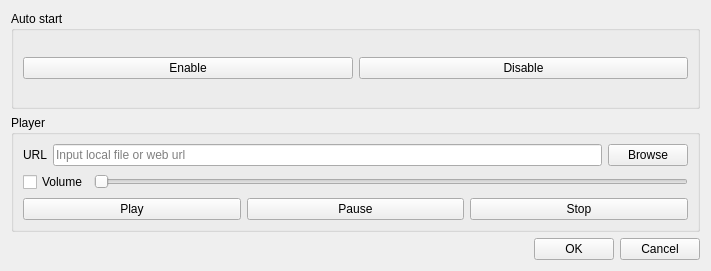
First picture: the form in forms/preferencesdialog.ui, repository wangwenx190/dynamic-desktop, before the edit.
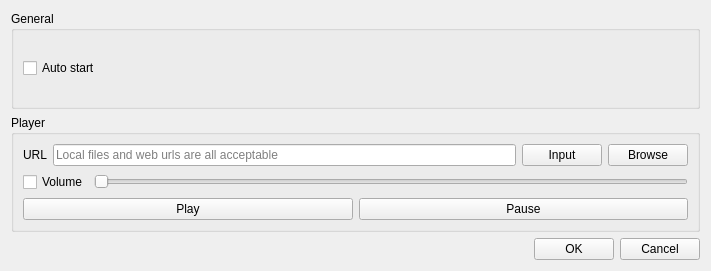
Second picture: the form after the edit.

The edit to the form file:
```diff
--- a/forms/preferencesdialog.ui
+++ b/forms/preferencesdialog.ui
@@ -23,20 +23,13 @@
    <item>
     <widget class="QGroupBox" name="groupBox_autoStart">
      <property name="title">
-      <string>Auto start</string>
+      <string>General</string>
      </property>
      <layout class="QHBoxLayout" name="horizontalLayout_2">
       <item>
-       <widget class="QPushButton" name="pushButton_enableAutoStart">
+       <widget class="QCheckBox" name="checkBox_autostart">
         <property name="text">
-         <string>Enable</string>
-        </property>
-       </widget>
-      </item>
-      <item>
-       <widget class="QPushButton" name="pushButton_disableAutoStart">
-        <property name="text">
-         <string>Disable</string>
+         <string>Auto start</string>
         </property>
        </widget>
       </item>
@@ -60,13 +53,26 @@
         </item>
         <item>
          <widget class="QLineEdit" name="lineEdit_url">
+          <property name="enabled">
+           <bool>true</bool>
+          </property>
+          <property name="readOnly">
+           <bool>true</bool>
+          </property>
           <property name="placeholderText">
-           <string>Input local file or web url</string>
+           <string>Local files and web urls are all acceptable</string>
           </property>
          </widget>
         </item>
         <item>
-         <widget class="QPushButton" name="pushButton_browse">
+         <widget class="QPushButton" name="pushButton_url_input">
+          <property name="text">
+           <string>Input</string>
+          </property>
+         </widget>
+        </item>
+        <item>
+         <widget class="QPushButton" name="pushButton_url_browse">
           <property name="text">
            <string>Browse</string>
           </property>
@@ -108,13 +114,6 @@
           </property>
          </widget>
         </item>
-        <item>
-         <widget class="QPushButton" name="pushButton_stop">
-          <property name="text">
-           <string>Stop</string>
-          </property>
-         </widget>
-        </item>
        </layout>
       </item>
      </layout>
```
Left out of the diff: 2 changed lines with no effect on the pictures.
